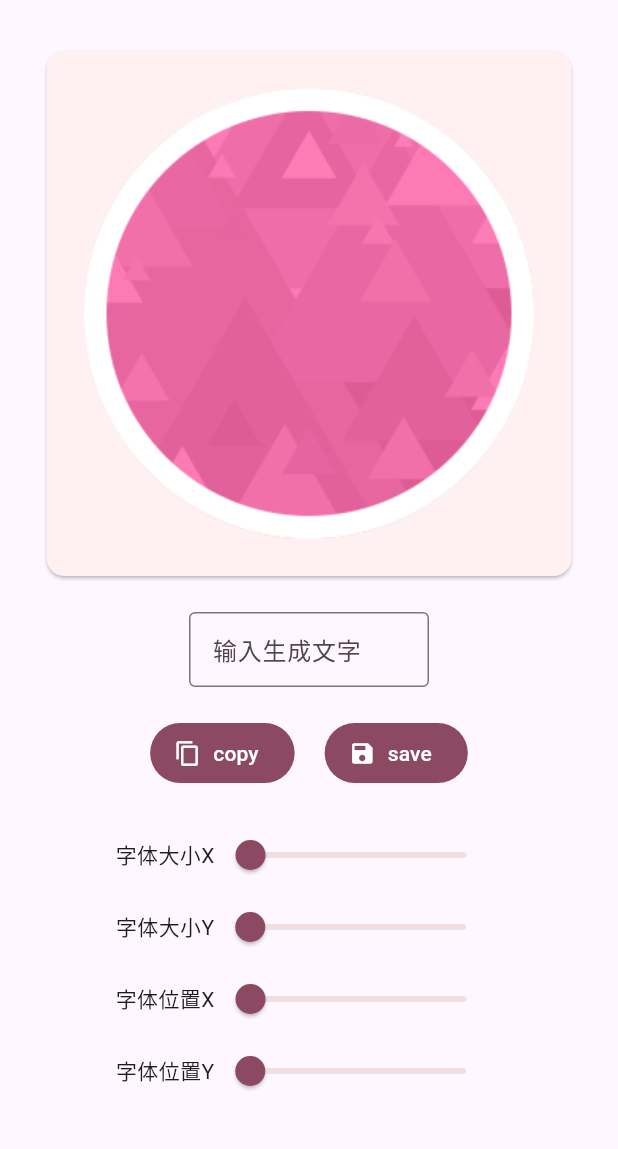
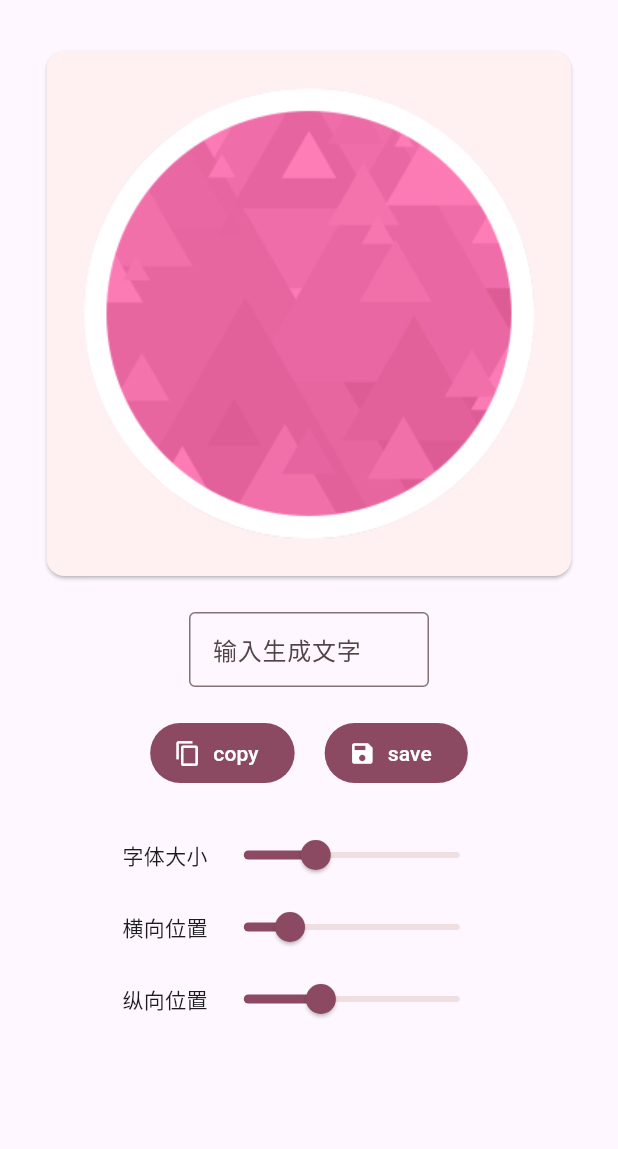
Before and after one commit to H2Sxxa/osu_sticker, a Flutter app: the screen it shows after launch, after a tap on "save", on a phone screen of 412 x 824 dp, the part 84-1233 px from its top. Run offline on Flutter 3.47's test engine with Material 2 defaults, Android fonts, the phone set to English and light mode, and no system bars; our stand-ins replace file_picker; missing offline and left inert: dart:ffi.

Commit message:
✨ almost finish

```diff
--- a/osu_stick_gui/lib/main.dart
+++ b/osu_stick_gui/lib/main.dart
@@ -1,3 +1,6 @@
+import 'dart:io';
+
+import 'package:file_picker/file_picker.dart';
 import 'package:flutter/material.dart';
 import 'ffi_bridge.dart';
 
@@ -33,11 +36,16 @@ class MyHomePage extends StatefulWidget {
 }
 
 class _MyHomePageState extends State<MyHomePage> {
-  double _sizex = 0, _sizey = 0;
-  int _x = 0, _y = 0;
-
+  double _size = 100;
+  int _x = 75, _y = 125;
+  String _text = "";
+  Image _image = getDeafult();
   void generate() {
-    // generate_osu(_x, _y, _sizex, _sizey);
+    setState(() {
+      generate_osu(
+          toUtfPtr(_text), _x, _y, _size, _size, toUtfPtr("cache.png"));
+      _image = Image.memory(File("cache.png").readAsBytesSync());
+    });
   }
 
   @override
@@ -60,22 +68,27 @@ class _MyHomePageState extends State<MyHomePage> {
                 child: SizedBox(
               width: 350,
               height: 350,
-              child: getDefault(),
+              child: _image,
             )),
           ),
           const SizedBox(
             height: 20,
           ),
-          const SizedBox(
+          SizedBox(
             width: 160,
             height: 50,
             child: TextField(
-              decoration: InputDecoration(
+              decoration: const InputDecoration(
                   border: OutlineInputBorder(),
                   label: Text(
                     "输入生成文字",
                     textAlign: TextAlign.center,
                   )),
+              onChanged: (value) {
+                _text = value;
+                generate();
+              },
+              onEditingComplete: () => generate(),
               textAlign: TextAlign.center,
             ),
           ),
@@ -86,7 +99,7 @@ class _MyHomePageState extends State<MyHomePage> {
             mainAxisAlignment: MainAxisAlignment.center,
             children: [
               FilledButton.icon(
-                onPressed: () {},
+                onPressed: () async {},
                 icon: const Icon(Icons.copy),
                 label: const Text("copy"),
               ),
@@ -94,7 +107,12 @@ class _MyHomePageState extends State<MyHomePage> {
                 width: 20,
               ),
               FilledButton.icon(
-                  onPressed: () {},
+                  onPressed: () async {
+                    String? path = await FilePicker.platform
+                        .saveFile(fileName: "result.png", type: FileType.image);
+                    path ??= "./result.png";
+                    await File("cache.png").copy(path);
+                  },
                   icon: const Icon(Icons.save),
                   label: const Text("save"))
             ],
@@ -103,36 +121,28 @@ class _MyHomePageState extends State<MyHomePage> {
             height: 20,
           ),
           Row(mainAxisAlignment: MainAxisAlignment.center, children: [
-            const Text("字体大小X"),
+            const Text("字体大小"),
             Slider(
-              value: _sizex,
+              value: _size,
               onChanged: (v) {
                 setState(() {
-                  _sizex = v;
+                  _size = v;
+                  generate();
                 });
               },
-              label: "sizex",
+              min: 0,
+              max: 300,
+              label: "$_size",
             ),
           ]),
           Row(mainAxisAlignment: MainAxisAlignment.center, children: [
-            const Text("字体大小Y"),
-            Slider(
-              value: _sizey,
-              onChanged: (v) {
-                setState(() {
-                  _sizey = v;
-                });
-              },
-              label: "sizeY",
-            ),
-          ]),
-          Row(mainAxisAlignment: MainAxisAlignment.center, children: [
-            const Text("字体位置X"),
+            const Text("横向位置"),
             Slider(
               value: _x.toDouble(),
               onChanged: (v) {
                 setState(() {
                   _x = v.toInt();
+                  generate();
                 });
               },
               min: 0,
@@ -141,12 +151,13 @@ class _MyHomePageState extends State<MyHomePage> {
             ),
           ]),
           Row(mainAxisAlignment: MainAxisAlignment.center, children: [
-            const Text("字体位置Y"),
+            const Text("纵向位置"),
             Slider(
               value: _y.toDouble(),
               onChanged: (v) {
                 setState(() {
                   _y = v.toInt();
+                  generate();
                 });
               },
               min: 0,
```
Also changed, not shown: osu_stick_gui/lib/ffi_bridge.dart (+27 -7 lines), osu_stick_gui/pubspec.yaml (+1 -7 lines), osu_stick_gui/pubspec.lock, 2 other files.
